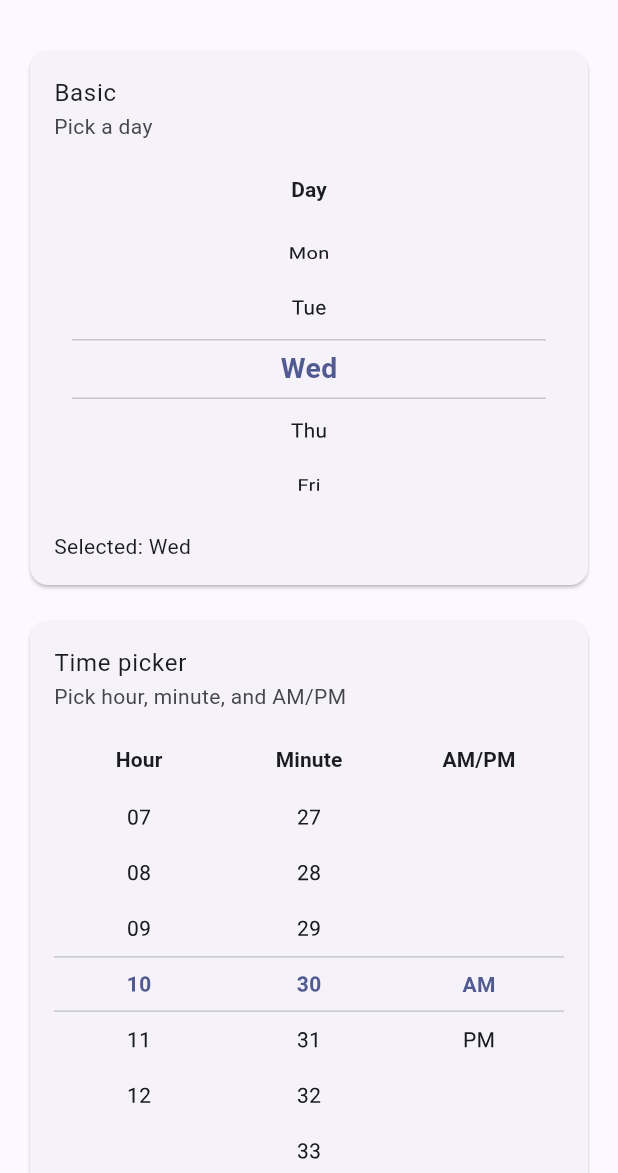
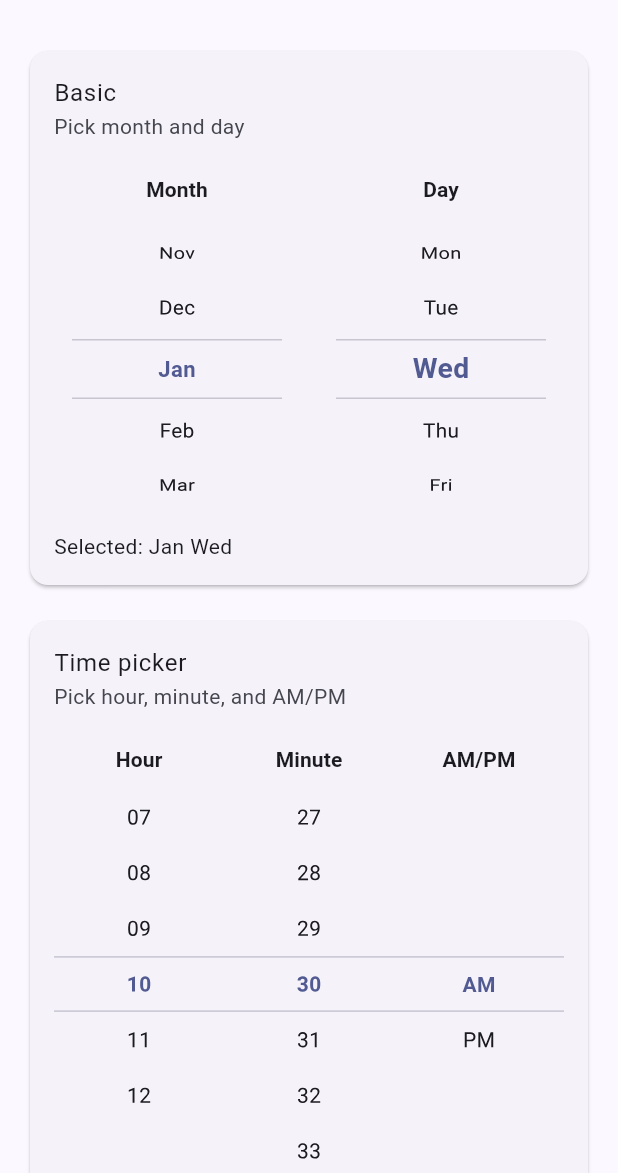
Before and after one commit to davigmacode/flutter_wheel_choice, a Flutter app: the screen it shows after launch, on a phone screen of 412 x 824 dp, the part 63-1236 px from its top. Run offline on Flutter 3.47's test engine with Material 3 defaults, Android fonts, the light colour scheme and no system bars.

Commit message:
Added a month picker next to the day picker in the example.

```diff
--- a/example/lib/main.dart
+++ b/example/lib/main.dart
@@ -35,12 +35,27 @@ class ExampleHomePage extends StatefulWidget {
 
 class _ExampleHomePageState extends State<ExampleHomePage> {
   static const _days = ['Mon', 'Tue', 'Wed', 'Thu', 'Fri', 'Sat', 'Sun'];
+  static const _months = [
+    'Jan',
+    'Feb',
+    'Mar',
+    'Apr',
+    'May',
+    'Jun',
+    'Jul',
+    'Aug',
+    'Sep',
+    'Oct',
+    'Nov',
+    'Dec',
+  ];
   static final _hours = List<int>.generate(12, (i) => i + 1);
   static final _minutes = List<int>.generate(60, (i) => i);
   static const _periods = ['AM', 'PM'];
   static const _fruits = ['Apple', 'Banana', 'Cherry', 'Grape', 'Mango'];
 
   String _day = 'Wed';
+  String _month = 'Jan';
   int _hour = 10;
   int _minute = 30;
   String _period = 'AM';
@@ -74,9 +89,28 @@ class _ExampleHomePageState extends State<ExampleHomePage> {
   Widget build(BuildContext context) {
     final section1 = _Section(
       title: 'Basic',
-      subtitle: 'Pick a day',
+      subtitle: 'Pick month and day',
       children: [
-        WheelChoice<String>(
+        Row(
+          spacing: 12,
+          children: [
+            Expanded(
+              child: WheelChoice<String>(
+                options: _months,
+                value: _month,
+                onChanged: (v) => setState(() => _month = v),
+                itemVisible: 5,
+                overlay: WheelOverlay.outlined(inset: 12),
+                effect: const WheelEffect(
+                  useMagnifier: true,
+                  magnification: 1.05,
+                ),
+                header: const WheelHeader(child: Text('Month')),
+                loop: true,
+              ),
+            ),
+            Expanded(
+              child: WheelChoice<String>(
                 options: _days,
                 value: _day,
                 onChanged: (v) => setState(() => _day = v),
@@ -86,10 +120,16 @@ class _ExampleHomePageState extends State<ExampleHomePage> {
                 ),
                 itemVisible: 5,
                 overlay: WheelOverlay.outlined(inset: 12),
-          effect: const WheelEffect(useMagnifier: true, magnification: 1.05),
+                effect: const WheelEffect(
+                  useMagnifier: true,
+                  magnification: 1.05,
+                ),
                 header: const WheelHeader(child: Text('Day')),
               ),
-        Text('Selected: $_day'),
+            ),
+          ],
+        ),
+        Text('Selected: $_month $_day'),
       ],
     );
 
```
Lines whose indentation alone changed are shown as unchanged.
